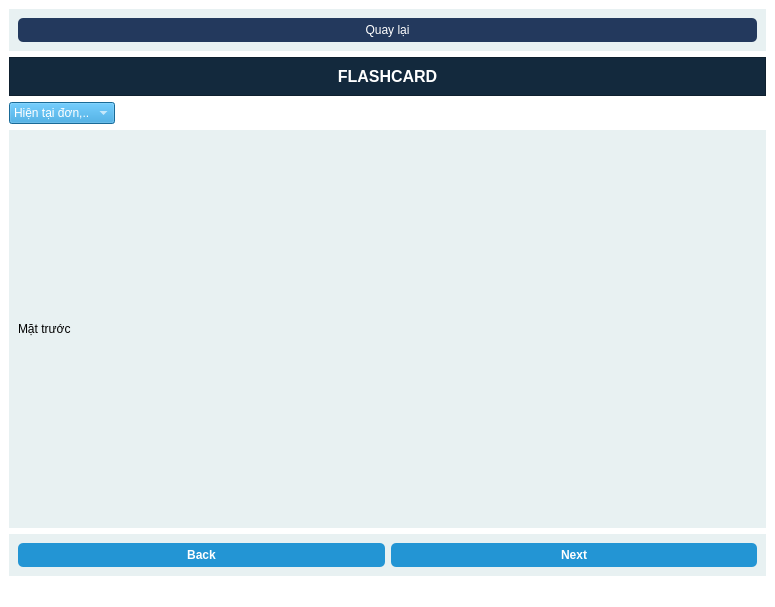
The window that flashcard3.ui (ngocanh1192006/English_app) describes before a commit, drawn with Qt 5.
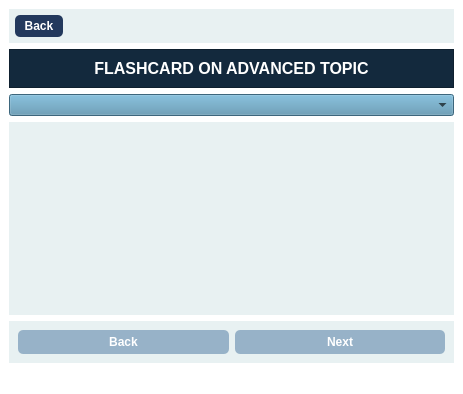
The same window after the commit. The open tabs and pages were chosen to show the change. Icons and pictures are not drawn.

```diff
--- a/flashcard3.ui
+++ b/flashcard3.ui
@@ -6,8 +6,8 @@
    <rect>
     <x>0</x>
     <y>0</y>
-    <width>775</width>
-    <height>607</height>
+    <width>457</width>
+    <height>394</height>
    </rect>
   </property>
   <property name="windowTitle">
@@ -24,6 +24,12 @@
    <layout class="QVBoxLayout" name="verticalLayout">
     <item>
      <widget class="QWidget" name="widget_2" native="true">
+      <property name="minimumSize">
+       <size>
+        <width>445</width>
+        <height>34</height>
+       </size>
+      </property>
       <property name="styleSheet">
        <string notr="true">QWidget {
     background-color: #e8f1f2; /* Màu vàng nhạt */
@@ -39,19 +45,45 @@
     background-color: rgb(255, 140, 0); /* Màu cam đậm khi hover */
 }</string>
       </property>
-      <layout class="QHBoxLayout" name="horizontalLayout_5">
-       <item>
-        <widget class="QPushButton" name="pushButton_3">
-         <property name="text">
-          <string>Quay lại</string>
-         </property>
-         <property name="icon">
-          <iconset resource="../../OneDrive/Pictures/resource files.qrc">
-           <normaloff>:/icons/chevron-left.svg</normaloff>:/icons/chevron-left.svg</iconset>
-         </property>
-        </widget>
-       </item>
-      </layout>
+      <widget class="QPushButton" name="pushButton_3">
+       <property name="geometry">
+        <rect>
+         <x>6</x>
+         <y>6</y>
+         <width>48</width>
+         <height>22</height>
+        </rect>
+       </property>
+       <property name="font">
+        <font>
+         <pointsize>9</pointsize>
+         <weight>75</weight>
+         <bold>true</bold>
+        </font>
+       </property>
+       <property name="styleSheet">
+        <string notr="true">QWidget {
+    background-color: #e8f1f2; /* Màu vàng nhạt */
+}
+QPushButton {
+    background-color: #23395d; /*mau xanh  */
+    color: white; /* Chữ màu trắng */
+    border-radius: 5px;
+    padding: 5px;
+}
+
+QPushButton:hover {
+    background-color: rgb(255, 140, 0); /* Màu cam đậm khi hover */
+}</string>
+       </property>
+       <property name="text">
+        <string>Back</string>
+       </property>
+       <property name="icon">
+        <iconset>
+         <normaloff>../../../icons8-play-48 - Copy.png</normaloff>../../../icons8-play-48 - Copy.png</iconset>
+       </property>
+      </widget>
      </widget>
     </item>
     <item>
@@ -80,7 +112,7 @@
 color: #fff;</string>
          </property>
          <property name="text">
-          <string>FLASHCARD</string>
+          <string>FLASHCARD ON ADVANCED TOPIC</string>
          </property>
          <property name="alignment">
           <set>Qt::AlignCenter</set>
@@ -90,17 +122,14 @@
       </layout>
      </widget>
     </item>
-    <item alignment="Qt::AlignLeft">
+    <item>
      <widget class="QComboBox" name="comboBox">
       <property name="styleSheet">
-       <string notr="true">background-color: rgb(35, 149, 212);
-color: #fff</string>
+       <string notr="true">background-color: rgb(85, 143, 174);
+color: rgb(0, 0, 0);
+font-weight: bold;
+</string>
       </property>
-      <item>
-       <property name="text">
-        <string>Hiện tại đơn,..</string>
-       </property>
-      </item>
      </widget>
     </item>
     <item>
@@ -115,8 +144,25 @@
        <layout class="QHBoxLayout" name="horizontalLayout_4">
         <item>
          <widget class="QLabel" name="label">
+          <property name="font">
+           <font>
+            <pointsize>15</pointsize>
+            <weight>75</weight>
+            <bold>true</bold>
+           </font>
+          </property>
+          <property name="layoutDirection">
+           <enum>Qt::LeftToRight</enum>
+          </property>
+          <property name="styleSheet">
+           <string notr="true">color: rgb(0, 0, 0);
+font-weight: bold;</string>
+          </property>
           <property name="text">
-           <string>Mặt trước</string>
+           <string/>
+          </property>
+          <property name="alignment">
+           <set>Qt::AlignCenter</set>
           </property>
          </widget>
         </item>
@@ -160,7 +206,7 @@
          </property>
          <property name="styleSheet">
           <string notr="true">QPushButton {
-    background-color: #2395d4; /* Màu xanh */
+    background-color: rgb(151, 178, 200); /* Màu xanh */
     color: white; /* Chữ màu trắng */
     border-radius: 5px;
     padding: 5px;
@@ -172,8 +218,7 @@
 
 QPushButton:pressed {
     background-color: #145c8c; /* Màu xanh tối khi nhấn */
-}
-</string>
+}</string>
          </property>
          <property name="text">
           <string>Back</string>
@@ -190,7 +235,7 @@
          </property>
          <property name="styleSheet">
           <string notr="true">QPushButton {
-    background-color: #2395d4; /* Màu xanh */
+    background-color: rgb(151, 178, 200); /* Màu xanh */
     color: white; /* Chữ màu trắng */
     border-radius: 5px;
     padding: 5px;
@@ -202,8 +247,7 @@
 
 QPushButton:pressed {
     background-color: #145c8c; /* Màu xanh tối khi nhấn */
-}
-</string>
+}</string>
          </property>
          <property name="text">
           <string>Next</string>
```
Left out of the diff: 10 changed lines with no effect on the pictures.
